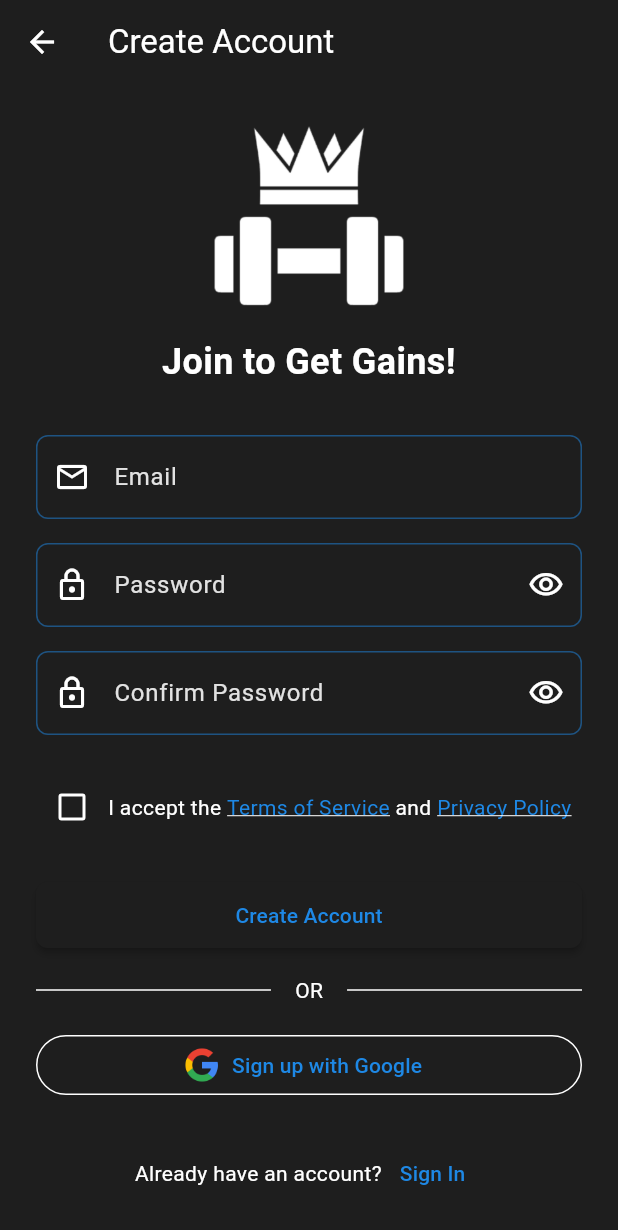
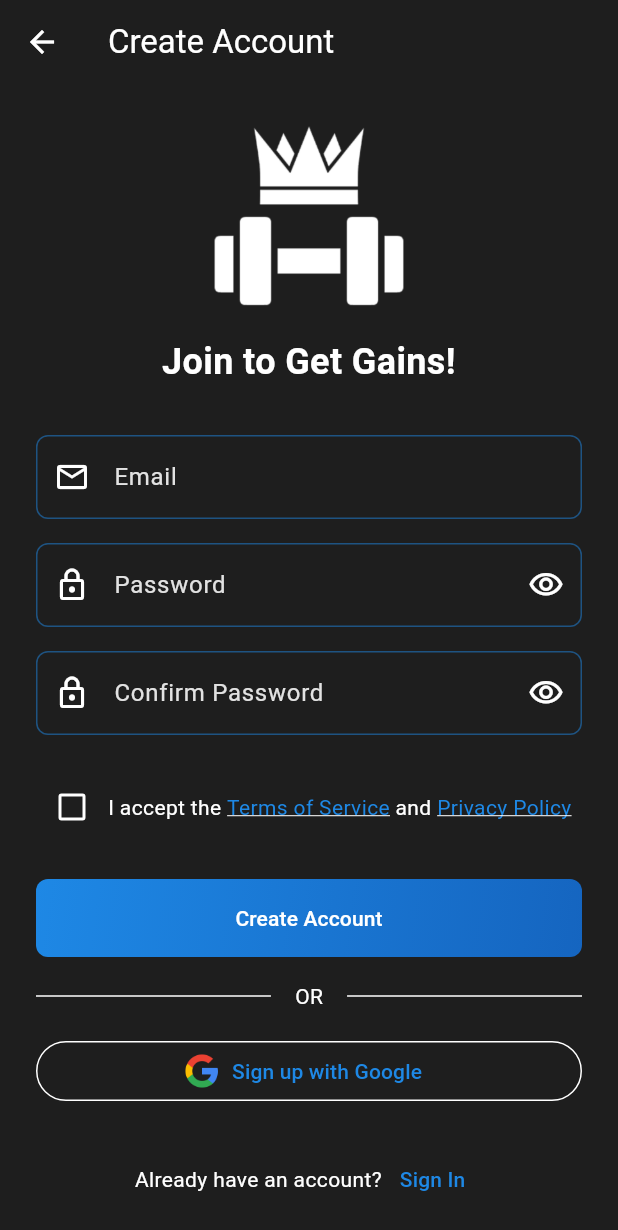
Before and after one commit to ajaparicio36/get-gains, a Flutter app: the screen it shows after launch, after a tap on "Sign In", after a tap on "Register", on a phone screen of 412 x 824 dp. Shown: the top 1230 px of the screen. Run offline on Flutter 3.47's test engine with Material 3 defaults, Android fonts, the phone set to English and light mode, and no system bars; our stand-ins replace cloud_firestore, firebase_auth, firebase_core, google_sign_in; accounts and stored records are empty.

Commit message:
UX improvements to Home, Login, and Register Screens

```diff
--- a/lib/features/auth/screens/login_screen.dart
+++ b/lib/features/auth/screens/login_screen.dart
@@ -205,17 +205,41 @@ class _LoginScreenState extends State<LoginScreen> {
                   const SizedBox(height: 24),
 
                   // Sign In Button
-                  ElevatedButton(
-                    onPressed: _isLoading ? null : _signInWithEmailAndPassword,
+                  Container(
+                    decoration: BoxDecoration(
+                      gradient: LinearGradient(
+                        colors: [
+                          AppColors.primaryColor,
+                          AppColors.primaryDark,
+                        ],
+                        begin: Alignment.topLeft,
+                        end: Alignment.bottomRight,
+                      ),
+                      borderRadius: BorderRadius.circular(8),
+                    ),
+                    child: ElevatedButton(
+                      onPressed:
+                          _isLoading ? null : _signInWithEmailAndPassword,
+                      style: ElevatedButton.styleFrom(
+                        backgroundColor: Colors.transparent,
+                        shadowColor: Colors.transparent,
+                        padding: const EdgeInsets.symmetric(vertical: 16),
+                      ),
                       child: _isLoading
                           ? const SizedBox(
                               height: 20,
                               width: 20,
                               child: CircularProgressIndicator(
                                 strokeWidth: 2,
+                                valueColor:
+                                    AlwaysStoppedAnimation<Color>(Colors.white),
                               ),
                             )
-                        : const Text('Sign In'),
+                          : const Text(
+                              'Sign In',
+                              style: TextStyle(color: Colors.white),
+                            ),
+                    ),
                   ),
                   const SizedBox(height: 16),
 
--- a/lib/features/auth/screens/register_screen.dart
+++ b/lib/features/auth/screens/register_screen.dart
@@ -1,8 +1,11 @@
+// ignore_for_file: use_build_context_synchronously
+
 import 'package:flutter/material.dart';
 import 'package:firebase_auth/firebase_auth.dart';
 import 'package:google_sign_in/google_sign_in.dart';
 import '../../../app/constants/colors.dart';
 import 'email_verification_screen.dart';
+import '../../data/services/firestore_service.dart';
 
 class RegisterScreen extends StatefulWidget {
   const RegisterScreen({super.key});
@@ -53,6 +56,9 @@ class _RegisterScreenState extends State<RegisterScreen> {
         password: _passwordController.text,
       );
 
+      // Setup initial user data in Firestore
+      await FirestoreService().setupUserData(userCredential.user!);
+
       // Send email verification
       await userCredential.user?.sendEmailVerification();
 
@@ -81,13 +87,6 @@ class _RegisterScreenState extends State<RegisterScreen> {
 
   // Google Sign Up
   Future<void> _signUpWithGoogle() async {
-    if (!_acceptedTerms) {
-      setState(() {
-        _errorMessage = 'Please accept the Terms and Privacy Policy';
-      });
-      return;
-    }
-
     setState(() {
       _isLoading = true;
       _errorMessage = null;
@@ -107,7 +106,15 @@ class _RegisterScreenState extends State<RegisterScreen> {
         idToken: googleAuth.idToken,
       );
 
+      // Sign in with Google
+      final userCredential =
           await FirebaseAuth.instance.signInWithCredential(credential);
+
+      // Setup initial user data in Firestore
+      // This will automatically create a username from Google display name
+      await FirestoreService().setupUserData(userCredential.user!);
+
+      // No need to navigate anywhere - AuthWrapper will handle the flow
     } catch (e) {
       setState(() {
         _errorMessage = 'Failed to sign up with Google';
@@ -352,18 +359,48 @@ class _RegisterScreenState extends State<RegisterScreen> {
                   const SizedBox(height: 24),
 
                   // Register Button
-                  ElevatedButton(
-                    onPressed:
-                        _isLoading ? null : _registerWithEmailAndPassword,
+                  Container(
+                    decoration: BoxDecoration(
+                      gradient: LinearGradient(
+                        colors: [
+                          AppColors.primaryColor,
+                          AppColors.primaryDark,
+                        ],
+                        begin: Alignment.topLeft,
+                        end: Alignment.bottomRight,
+                      ),
+                      borderRadius: BorderRadius.circular(8),
+                    ),
+                    child: ElevatedButton(
+                      onPressed: _isLoading
+                          ? null
+                          : () {
+                              _registerWithEmailAndPassword().then((_) {
+                                if (mounted) {
+                                  Navigator.pop(context);
+                                }
+                              });
+                            },
+                      style: ElevatedButton.styleFrom(
+                        backgroundColor: Colors.transparent,
+                        shadowColor: Colors.transparent,
+                        padding: const EdgeInsets.symmetric(vertical: 16),
+                      ),
                       child: _isLoading
                           ? const SizedBox(
                               height: 20,
                               width: 20,
                               child: CircularProgressIndicator(
                                 strokeWidth: 2,
+                                valueColor:
+                                    AlwaysStoppedAnimation<Color>(Colors.white),
                               ),
                             )
-                        : const Text('Create Account'),
+                          : const Text(
+                              'Create Account',
+                              style: TextStyle(color: Colors.white),
+                            ),
+                    ),
                   ),
                   const SizedBox(height: 16),
 
@@ -382,7 +419,15 @@ class _RegisterScreenState extends State<RegisterScreen> {
 
                   // Google Sign Up Button
                   OutlinedButton.icon(
-                    onPressed: _isLoading ? null : _signUpWithGoogle,
+                    onPressed: _isLoading
+                        ? null
+                        : () {
+                            _signUpWithGoogle().then((_) {
+                              if (mounted) {
+                                Navigator.pop(context);
+                              }
+                            });
+                          },
                     icon: Image.asset(
                       'assets/logos/google_logo.png',
                       height: 24,
```
Also changed, not shown: lib/app/screens/home_screen.dart (+3 -25 lines). Lines whose indentation alone changed are shown as unchanged.
